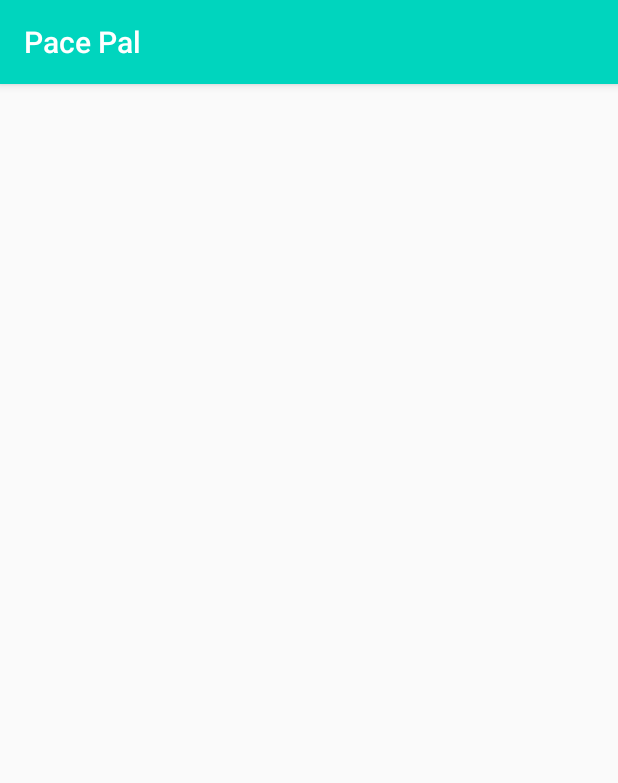
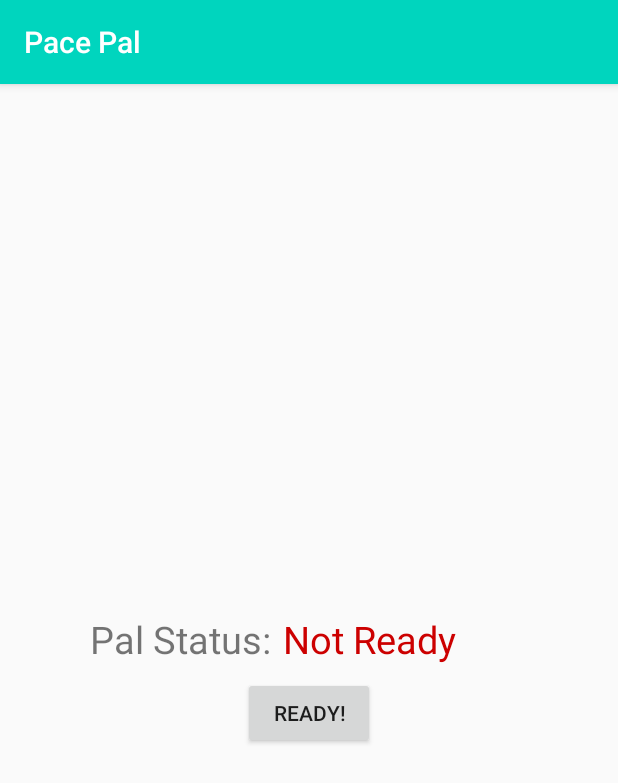
Before and after one commit to AzureDoritos/Pace-Pal, an Android app: the SessionActivity screen opened directly, with no data from a screen before it, on a phone screen of 412 x 824 dp. Shown: the top 783 px of the screen. Run offline under Robolectric (Android 15) with nearby library versions, the phone set to English and light mode, and no system bars; our stand-ins replace Firebase (no records; nobody signed in at launch, a user with empty details on screens opened directly); 3 statements that could not run were skipped.

Commit message:
Beginning code for ready up stage of joining session

```diff
--- a/app/src/main/java/com/group2/pacepal/ReadyUpFragment.kt
+++ b/app/src/main/java/com/group2/pacepal/ReadyUpFragment.kt
@@ -1,8 +1,77 @@
 package com.group2.pacepal
 
+import android.os.Bundle
 import android.support.v4.app.Fragment
+import android.view.LayoutInflater
+import android.view.View
+import android.view.ViewGroup
+import com.google.firebase.auth.FirebaseAuth
+import com.google.firebase.database.DataSnapshot
+import com.google.firebase.database.DatabaseError
+import com.google.firebase.database.FirebaseDatabase
+import com.google.firebase.database.ValueEventListener
+import kotlinx.android.synthetic.main.readyup_fragment.*
 
 
 class ReadyUpFragment : Fragment() {
-    //
+
+    private val user = FirebaseAuth.getInstance().currentUser
+    private val userid = user!!.uid
+    val sessionID = arguments!!.getString("sessionID")
+    private val rtdb = FirebaseDatabase.getInstance().reference
+
+    override fun onCreateView(inflater: LayoutInflater, container: ViewGroup?, savedInstanceState: Bundle?): View? {
+
+        var hostReady = false
+        var p2Ready = false
+        var absReady = false
+
+        val hostListener = object : ValueEventListener {
+            override fun onDataChange(dataSnapshot: DataSnapshot) {
+
+                if(dataSnapshot.child("p2ready").toString() == "true") {
+                    p2Ready = true
+                    palStatus.text = "Ready"
+                    //palStatus.setTextColor(#ff669900) = #ff669900
+                }
+                else{
+                    p2Ready = false
+                    palStatus.text = "Not Ready"
+                }
+
+            }
+
+            override fun onCancelled(databaseError: DatabaseError) {
+                println("loadPost:onCancelled ${databaseError.toException()}")
+            }
+        }
+
+        val p2Listener = object : ValueEventListener {
+            override fun onDataChange(dataSnapshot: DataSnapshot) {
+
+                if(dataSnapshot.child("ready").value.toString() == userid) {
+
+
+
+                }}
+
+            override fun onCancelled(databaseError: DatabaseError) {
+                println("loadPost:onCancelled ${databaseError.toException()}")
+            }
+        }
+
+        if(userid == sessionID)
+            rtdb.child("sessionManager").child("sessionIndex").child(sessionID).child("ready").addValueEventListener(hostListener)
+        else
+            rtdb.child("sessionManager").child("sessionIndex").child(sessionID).addValueEventListener(p2Listener)
+
+
+
+        return inflater.inflate(R.layout.readyup_fragment, container, false)
+        }
+
+    companion object {
+        fun newInstance(): ReadyUpFragment = ReadyUpFragment()
+    }
+
 }
--- a/app/src/main/java/com/group2/pacepal/SessionActivity.kt
+++ b/app/src/main/java/com/group2/pacepal/SessionActivity.kt
@@ -1,17 +1,36 @@
 package com.group2.pacepal
 
 import android.os.Bundle
+import android.support.v4.app.Fragment
 import android.support.v7.app.AppCompatActivity
 
+
 class SessionActivity : AppCompatActivity() {
+
+    val sessionId = intent.getStringExtra("sessionID")
 
     override fun onCreate(savedInstanceState: Bundle?) {
         super.onCreate(savedInstanceState)
         setContentView(R.layout.session_activity)
 
-        val sessionId = intent.getStringExtra("sessionID")
+        val transaction = supportFragmentManager.beginTransaction()
+        val bundle = Bundle()
+        bundle.putString("message", sessionId)
+        val fragInfo = Fragment()
+        fragInfo.arguments = bundle
+        transaction.replace(R.id.heldFragment, fragInfo)
+        transaction.commit()
+
+
+
+
+
+
+
 
 
 
     }
+
+
 }
--- a/app/src/main/res/layout/readyup_fragment.xml
+++ b/app/src/main/res/layout/readyup_fragment.xml
@@ -1,6 +1,65 @@
 <?xml version="1.0" encoding="utf-8"?>
 <android.support.constraint.ConstraintLayout
-    xmlns:android="http://schemas.android.com/apk/res/android" android:layout_width="match_parent"
+    xmlns:android="http://schemas.android.com/apk/res/android"
+    xmlns:app="http://schemas.android.com/apk/res-auto"
+    xmlns:tools="http://schemas.android.com/tools"
+    android:layout_width="match_parent"
     android:layout_height="match_parent">
 
+    <Button
+        android:id="@+id/readyButton"
+        android:layout_width="wrap_content"
+        android:layout_height="wrap_content"
+        android:layout_marginStart="8dp"
+        android:layout_marginEnd="8dp"
+        android:layout_marginBottom="112dp"
+        android:text="Ready!"
+        app:layout_constraintBottom_toBottomOf="parent"
+        app:layout_constraintEnd_toEndOf="parent"
+        app:layout_constraintStart_toStartOf="parent" />
+
+    <TextView
+        android:id="@+id/palStatusText"
+        android:layout_width="wrap_content"
+        android:layout_height="wrap_content"
+        android:layout_marginStart="8dp"
+        android:layout_marginTop="8dp"
+        android:layout_marginEnd="8dp"
+        android:layout_marginBottom="8dp"
+        android:text="Pal Status:"
+        android:textSize="25sp"
+        app:layout_constraintBottom_toTopOf="@+id/readyButton"
+        app:layout_constraintEnd_toStartOf="@+id/palStatus"
+        app:layout_constraintHorizontal_bias="0.615"
+        app:layout_constraintStart_toStartOf="parent"
+        app:layout_constraintTop_toBottomOf="@+id/sessionPal"
+        app:layout_constraintVertical_bias="0.304" />
+
+    <TextView
+        android:id="@+id/palStatus"
+        android:layout_width="wrap_content"
+        android:layout_height="wrap_content"
+        android:layout_marginTop="8dp"
+        android:layout_marginEnd="56dp"
+        android:layout_marginBottom="8dp"
+        android:text="Not Ready"
+        android:textColor="#ffcc0000"
+        android:textSize="25sp"
+        app:layout_constraintBottom_toTopOf="@+id/readyButton"
+        app:layout_constraintEnd_toEndOf="parent"
+        app:layout_constraintTop_toBottomOf="@+id/sessionPal"
+        app:layout_constraintVertical_bias="0.304" />
+
+    <TextView
+        android:id="@+id/sessionPal"
+        android:layout_width="wrap_content"
+        android:layout_height="wrap_content"
+        android:layout_marginStart="8dp"
+        android:layout_marginTop="112dp"
+        android:layout_marginEnd="8dp"
+        android:text=" "
+        app:layout_constraintEnd_toEndOf="parent"
+        app:layout_constraintStart_toStartOf="parent"
+        app:layout_constraintTop_toTopOf="parent" />
+
 </android.support.constraint.ConstraintLayout>
--- a/app/src/main/res/layout/session_activity.xml
+++ b/app/src/main/res/layout/session_activity.xml
@@ -1,8 +1,22 @@
 <?xml version="1.0" encoding="utf-8"?>
 <android.support.constraint.ConstraintLayout
     xmlns:android="http://schemas.android.com/apk/res/android"
+    xmlns:app="http://schemas.android.com/apk/res-auto"
     xmlns:tools="http://schemas.android.com/tools"
     android:layout_width="match_parent"
     android:layout_height="match_parent">
 
+    <fragment
+        android:id="@+id/heldFragment"
+        android:name="com.group2.pacepal.ReadyUpFragment"
+        android:layout_width="wrap_content"
+        android:layout_height="wrap_content"
+        android:layout_marginStart="8dp"
+        android:layout_marginTop="8dp"
+        android:layout_marginEnd="8dp"
+        android:layout_marginBottom="8dp"
+        app:layout_constraintBottom_toBottomOf="parent"
+        app:layout_constraintEnd_toEndOf="parent"
+        app:layout_constraintStart_toStartOf="parent"
+        app:layout_constraintTop_toTopOf="parent" />
 </android.support.constraint.ConstraintLayout>
```
